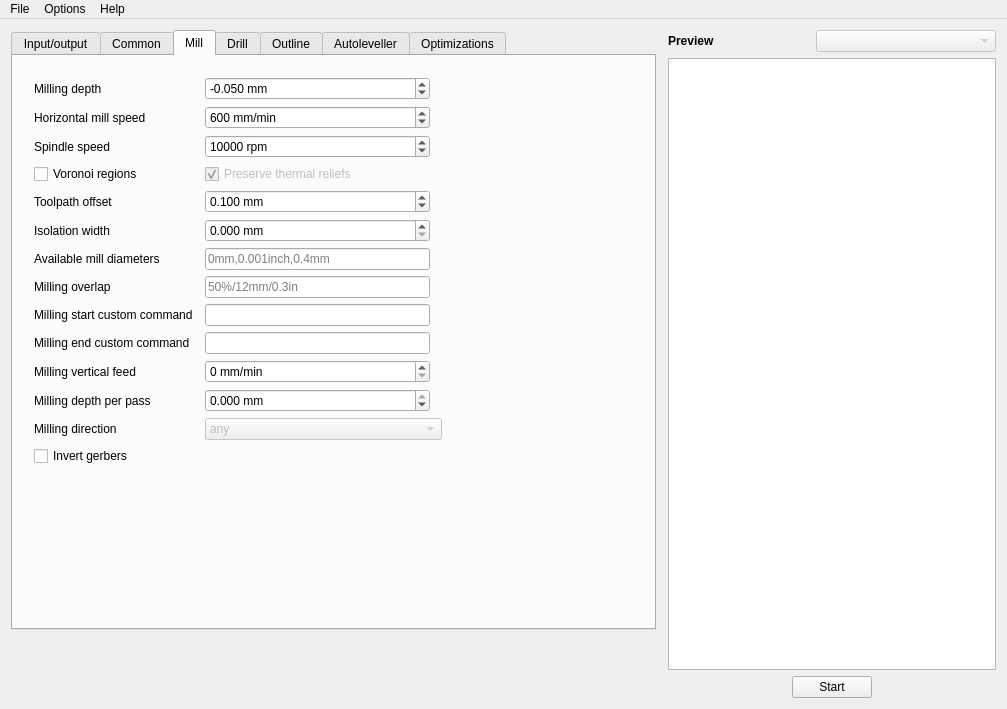
Before: the Qt Designer form mainwindow.ui in pcb2gcode/pcb2gcodeGUI, drawn with Qt 5.
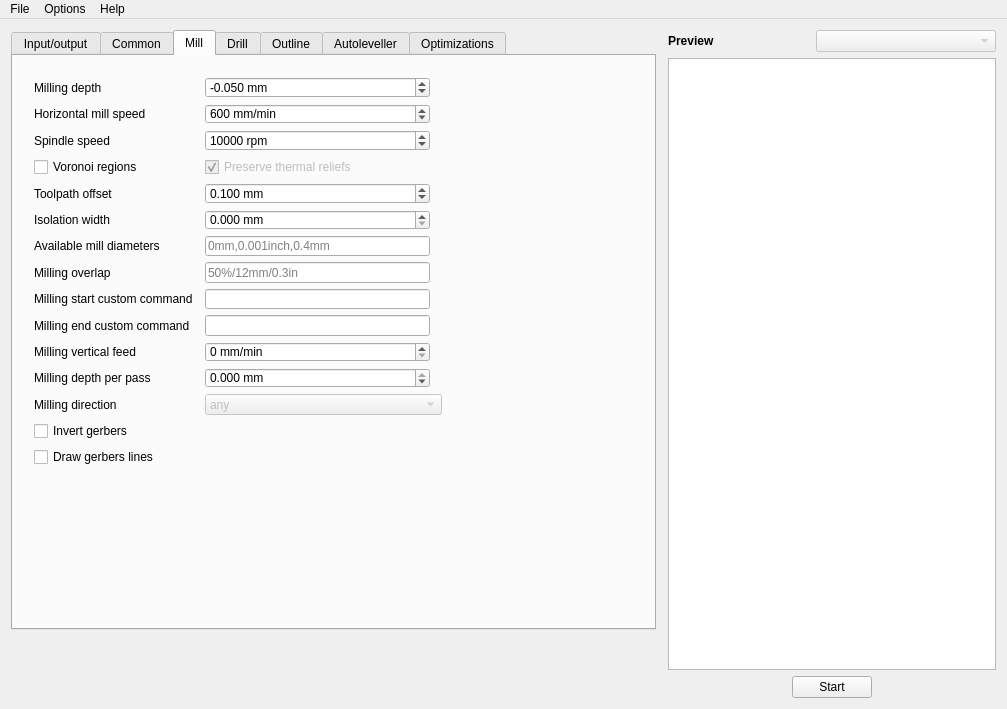
After: the same form once the commit is applied. The open tabs and pages were chosen to show the change.

Commit message: Add --draw-gerber-lines

```diff
--- a/mainwindow.ui
+++ b/mainwindow.ui
@@ -1469,6 +1469,19 @@
              </property>
             </widget>
            </item>
+           <item row="14" column="0">
+            <widget class="QCheckBox" name="drawgerberlinesCheckBox">
+             <property name="toolTip">
+              <string>&lt;html&gt;&lt;head/&gt;&lt;body&gt;&lt;p&gt;--draw-gerber-lines&lt;/p&gt;&lt;p&gt;Draw lines in the gerber file as just lines and not as filled in shapes&lt;/p&gt;&lt;/body&gt;&lt;/html&gt;</string>
+             </property>
+             <property name="text">
+              <string>Draw gerbers lines</string>
+             </property>
+             <property name="checked">
+              <bool>false</bool>
+             </property>
+            </widget>
+           </item>
            <item row="15" column="0" colspan="2">
             <spacer name="verticalSpacer_3">
              <property name="orientation">
```
Left out of the diff: 1 changed line with no effect on the pictures. The commit also changes 1 other file.
